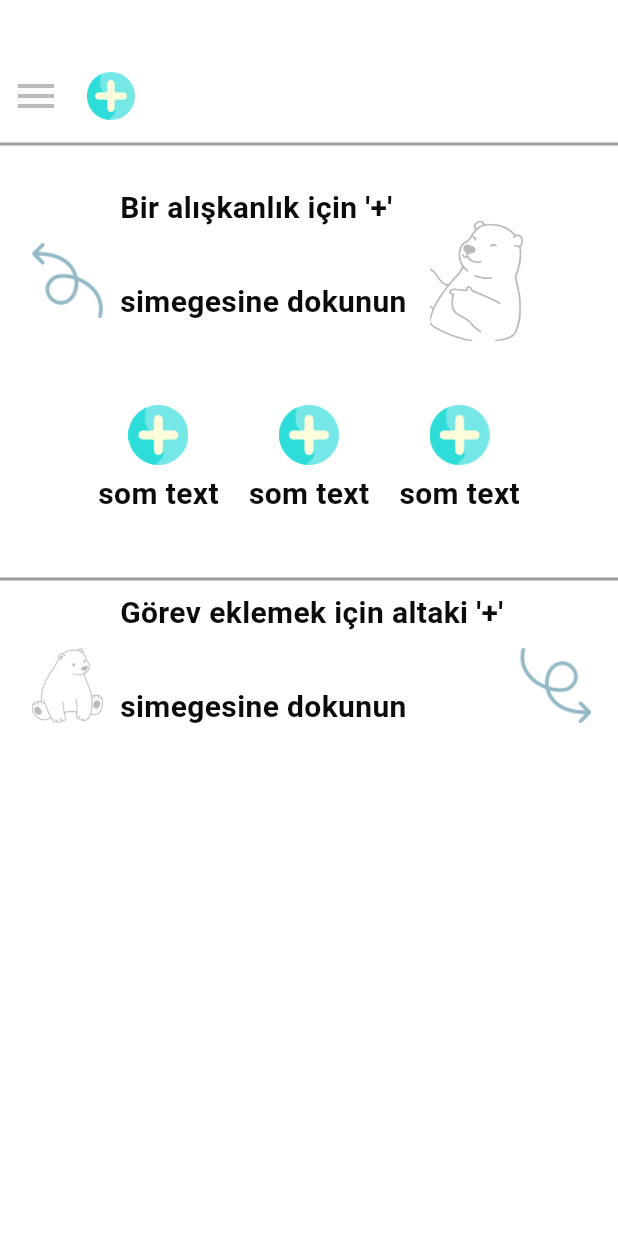
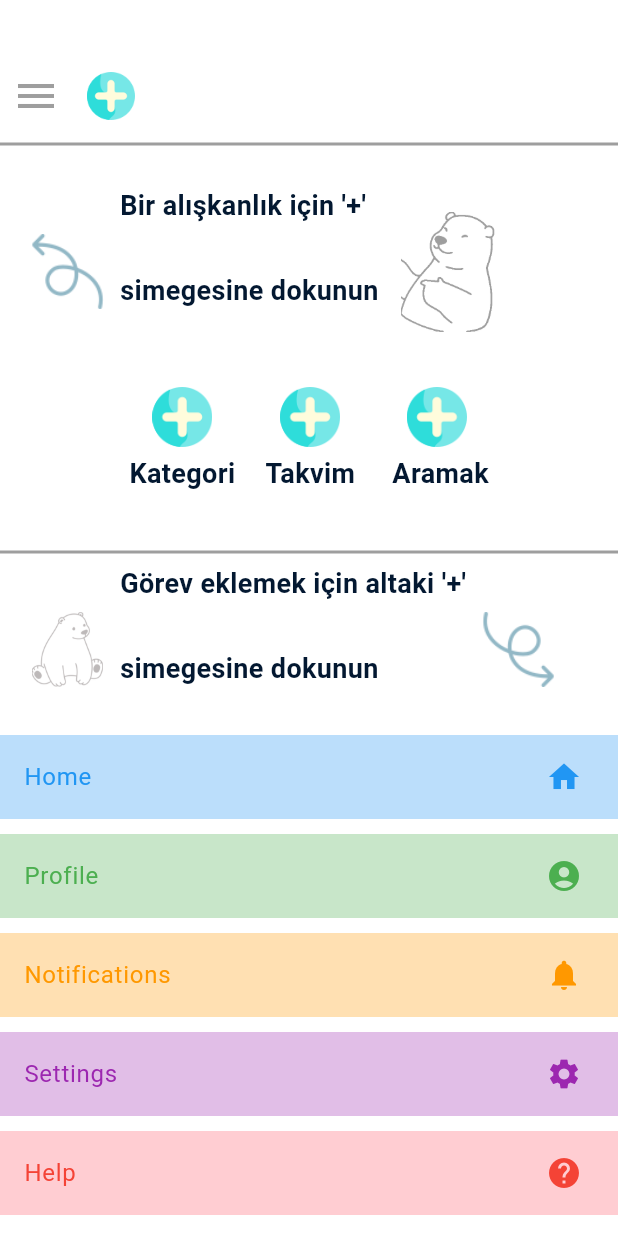
Before and after one commit to fatma1604/TodoApp, a Flutter app: the screen it shows after launch, on a phone screen of 412 x 824 dp. Run offline on Flutter 3.47's test engine with Material 3 defaults, Android fonts, the phone set to English and light mode, and no system bars; our stand-ins replace flutter_screenutil.

Commit message:
tasarım-clean cod

```diff
--- a/todo_app/lib/core/text.dart
+++ b/todo_app/lib/core/text.dart
@@ -5,6 +5,13 @@ class AppText {
   static const String habit = "Bir alışkanlık için '+' ";
   static const String weaving = "simegesine dokunun ";
   static const String adding = "Görev eklemek için altaki '+'";
+     static const String calendar = "Takvim";
+   static const String search = " Aramak";
+   static const String category = "Kategori";
 
-   static const String someText = "som text";
+
+
+
+
+
 }
--- a/todo_app/lib/core/text_them.dart
+++ b/todo_app/lib/core/text_them.dart
@@ -4,16 +4,25 @@ import 'package:flutter/material.dart';
 import 'package:todo_app/thems/colors.dart';
 
 class AppTextTheme {
-
   AppTextTheme._();
 
   static TextStyle appBarTitle(BuildContext context) {
     return TextStyle(
       color: Theme.of(context).brightness == Brightness.dark
-          ?  AppColor.divider
-          :  Color.fromARGB(255, 11, 11, 11),
-      fontSize: 20,
+          ?AppColor.grey
+          : AppColor.primaryBackground,
+      fontSize: 18,
       fontWeight: FontWeight.bold,
     );
   }
+
+  static TextStyle titles(BuildContext context) {
+    return TextStyle(
+      color: Theme.of(context).brightness == Brightness.dark
+          ? AppColor.grey
+          :   AppColor.primaryBackground,
+      fontSize: 15,
+      fontWeight: FontWeight.normal,
+    );
+  }
 }
--- a/todo_app/lib/thems/colors.dart
+++ b/todo_app/lib/thems/colors.dart
@@ -5,10 +5,16 @@ import 'package:flutter/material.dart';
 final class AppColor {
   const AppColor._();
 
+  // Background Colors
   static const Color primaryBackground = Color.fromARGB(255, 3, 24, 49);
-  static const Color pageColor = Colors.white;
+  static const Color secondaryBackground = Colors.white;
+
+  // Text and Icon Colors
+  static const Color primaryText = Colors.white;
+  static const Color secondaryText = Colors.black;
+  static const Color grey = Colors.grey;
+
+  // Accent Colors
   static const Color blue = Colors.blue;
-  static const Color divider = Colors.grey;
-    static const Color black = Color.fromARGB(255, 11, 11, 11);
-
+  static const Color black = Color.fromARGB(255, 11, 11, 11);
 }
--- a/todo_app/lib/thems/theme.dart
+++ b/todo_app/lib/thems/theme.dart
@@ -10,7 +10,7 @@ class AppTheme {
     colorScheme: const ColorScheme.light(
       primary: AppColor.blue,
       // ignore: deprecated_member_use
-      background: AppColor.pageColor,
+      background: AppColor.secondaryBackground, //whit
     ),
   );
 
@@ -18,7 +18,7 @@ class AppTheme {
     brightness: Brightness.dark,
     useMaterial3: true,
     colorScheme: const ColorScheme.dark(
-      primary: AppColor.pageColor,
+      primary: AppColor.secondaryBackground,//whir
       // ignore: deprecated_member_use
       background: AppColor.primaryBackground
     ),
--- /dev/null
+++ b/todo_app/lib/widgets/icon.dart
@@ -0,0 +1,14 @@
+import 'package:flutter/material.dart';
+
+class Icon extends StatelessWidget {
+  const Icon({super.key});
+
+  @override
+  Widget build(BuildContext context) {
+    return Scaffold(
+      body: Center(
+        child: Text("iconun geldi sayfa"),
+      ),
+    );
+  }
+}
--- a/todo_app/lib/widgets/lisTitle.dart
+++ b/todo_app/lib/widgets/lisTitle.dart
@@ -1,10 +1,62 @@
 import 'package:flutter/material.dart';
 
-class Listitle extends StatelessWidget {
-  const Listitle({super.key});
+class My_Listitle extends StatelessWidget {
+  const My_Listitle({super.key});
 
   @override
   Widget build(BuildContext context) {
-    return Container();
+    return Column(
+      children: [
+        ListTile(
+          title: Text('Home', style: TextStyle(color: Colors.blue)),
+          tileColor: Colors.blue.shade100,
+          trailing: Icon(Icons.home, color: Colors.blue),
+          onTap: () {
+            // Add functionality for Home onTap
+            print('Home clicked');
+          },
+        ),
+        SizedBox(height: 10), // Add space between ListTile items
+        ListTile(
+          title: Text('Profile', style: TextStyle(color: Colors.green)),
+          tileColor: Colors.green.shade100,
+          trailing: Icon(Icons.account_circle, color: Colors.green),
+          onTap: () {
+            // Add functionality for Profile onTap
+            print('Profile clicked');
+          },
+        ),
+        SizedBox(height: 10), // Add space between ListTile items
+        ListTile(
+          title: Text('Notifications', style: TextStyle(color: Colors.orange)),
+          tileColor: Colors.orange.shade100,
+          trailing: Icon(Icons.notifications, color: Colors.orange),
+          onTap: () {
+            // Add functionality for Notifications onTap
+            print('Notifications clicked');
+          },
+        ),
+        SizedBox(height: 10), // Add space between ListTile items
+        ListTile(
+          title: Text('Settings', style: TextStyle(color: Colors.purple)),
+          tileColor: Colors.purple.shade100,
+          trailing: Icon(Icons.settings, color: Colors.purple),
+          onTap: () {
+            // Add functionality for Settings onTap
+            print('Settings clicked');
+          },
+        ),
+        SizedBox(height: 10), // Add space between ListTile items
+        ListTile(
+          title: Text('Help', style: TextStyle(color: Colors.red)),
+          tileColor: Colors.red.shade100,
+          trailing: Icon(Icons.help, color: Colors.red),
+          onTap: () {
+            // Add functionality for Help onTap
+            print('Help clicked');
+          },
+        ),
+      ],
+    );
   }
 }
--- a/todo_app/lib/widgets/title_widget.dart
+++ b/todo_app/lib/widgets/title_widget.dart
@@ -4,6 +4,7 @@ import 'package:todo_app/core/text.dart';
 import 'package:todo_app/core/text_them.dart';
 import 'package:todo_app/thems/colors.dart';
 import 'package:todo_app/thems/icons.dart';
+import 'package:todo_app/widgets/lisTitle.dart';
 import 'package:todo_app/widgets/my_icon.dart';
 import 'package:todo_app/widgets/my_text.dart';
 
@@ -30,7 +31,7 @@ class TitleWidget extends StatelessWidget {
               icon: const MyIcon(
                 icon: AppIcons.drawer,
                 size: 32,
-                color: Color.fromARGB(255, 189, 185, 185),
+                color: AppColor.grey,
               ),
             ),
             const SizedBox(width: 10),
@@ -46,7 +47,7 @@ class TitleWidget extends StatelessWidget {
           ],
         ),
         const Divider(
-          color: AppColor.divider,
+          color: AppColor.grey,
           thickness: 2,
           indent: 0,
           endIndent: 0,
@@ -81,7 +82,7 @@ class TitleWidget extends StatelessWidget {
               child: MyIcon(
                 imageAsset: AppImage.gif,
                 size: 80,
-                color: Color.fromARGB(255, 189, 185, 185),
+                color: AppColor.grey,
               ),
             ),
           ],
@@ -90,7 +91,6 @@ class TitleWidget extends StatelessWidget {
         Row(
           mainAxisAlignment: MainAxisAlignment.center,
           children: [
-
             Column(
               mainAxisSize: MainAxisSize.min,
               children: [
@@ -100,13 +100,12 @@ class TitleWidget extends StatelessWidget {
                 ),
                 const SizedBox(height: 5),
                 MyText(
-                  text: AppText.someText,
+                  text: AppText.category,
                   style: AppTextTheme.appBarTitle(context),
                 ),
               ],
             ),
             const SizedBox(width: 20),
-
             Column(
               mainAxisSize: MainAxisSize.min,
               children: [
@@ -116,13 +115,12 @@ class TitleWidget extends StatelessWidget {
                 ),
                 const SizedBox(height: 5),
                 MyText(
-                  text: AppText.someText,
+                  text: AppText.calendar,
                   style: AppTextTheme.appBarTitle(context),
                 ),
               ],
             ),
             const SizedBox(width: 20),
-
             Column(
               mainAxisSize: MainAxisSize.min,
               children: [
@@ -132,7 +130,7 @@ class TitleWidget extends StatelessWidget {
                 ),
                 const SizedBox(height: 5),
                 MyText(
-                  text: AppText.someText,
+                  text: AppText.search,
                   style: AppTextTheme.appBarTitle(context),
                 ),
               ],
@@ -140,7 +138,7 @@ class TitleWidget extends StatelessWidget {
           ],
         ),
         const Divider(
-          color: AppColor.divider,
+          color: AppColor.grey,
           thickness: 2,
           indent: 0,
           endIndent: 0,
@@ -179,6 +177,7 @@ class TitleWidget extends StatelessWidget {
             ),
           ],
         ),
+        My_Listitle(),
       ],
     );
   }
```
